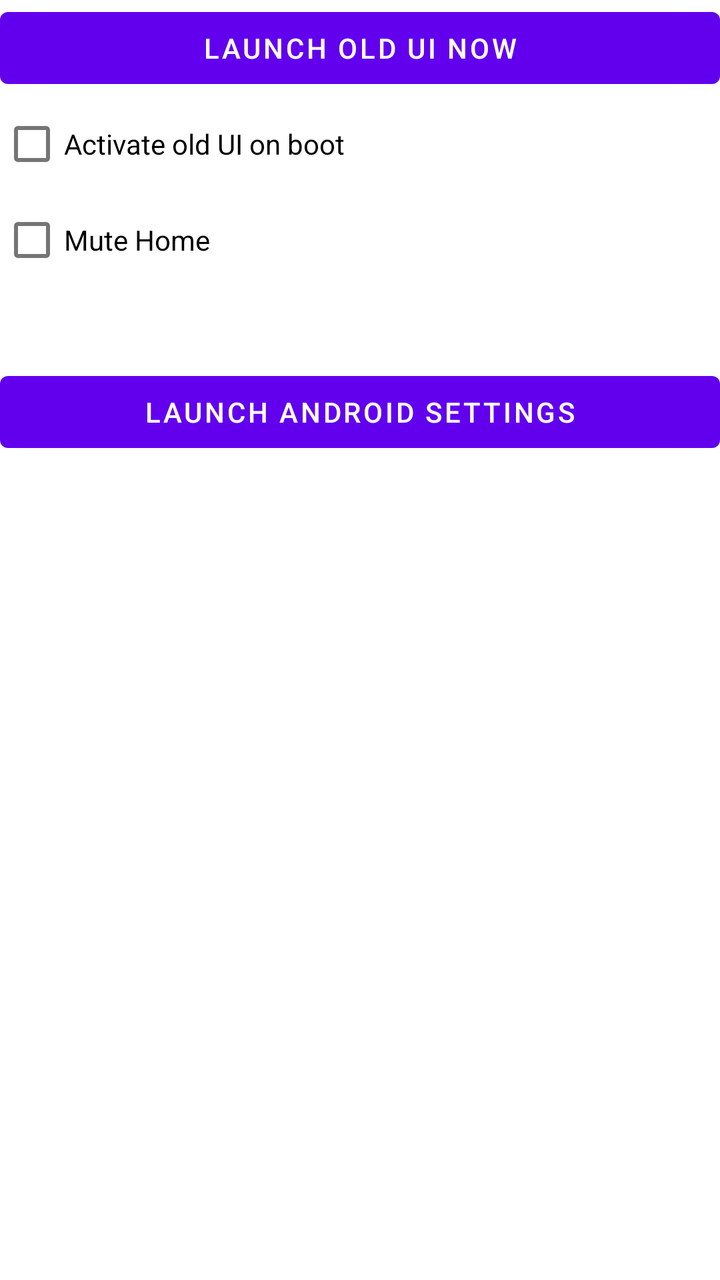
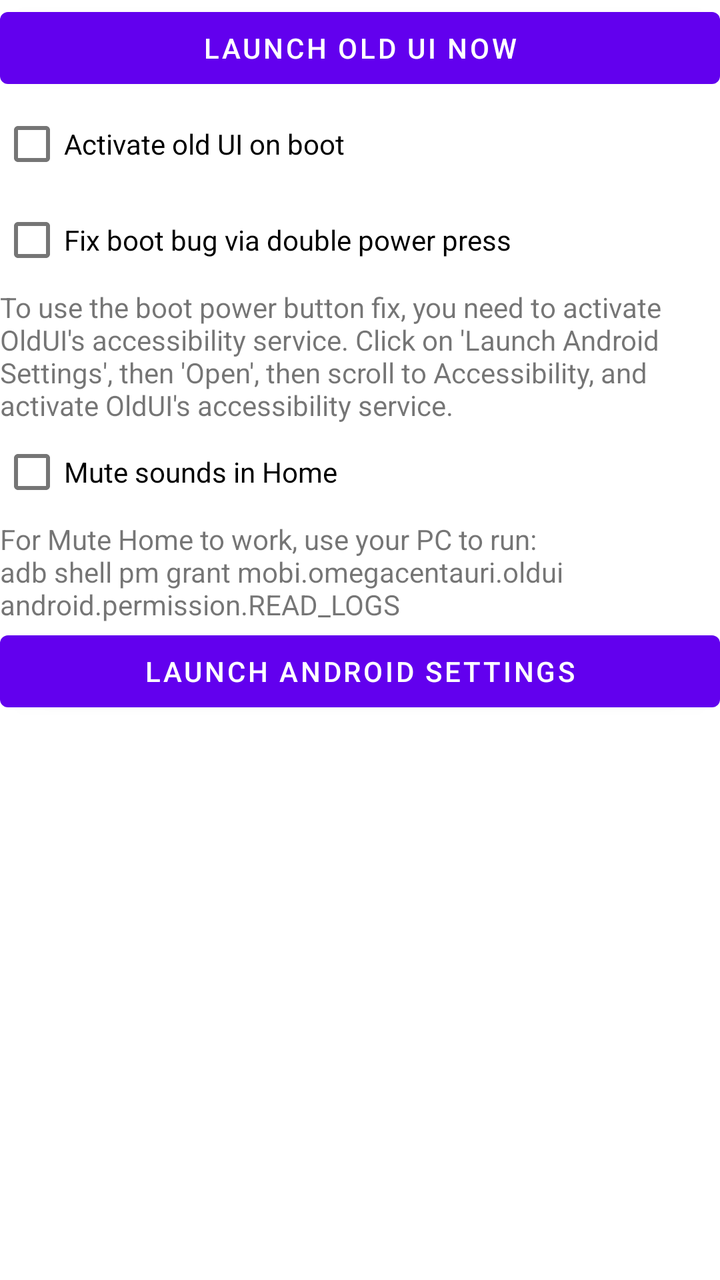

An Android layout rendered at two revisions. The XML below is the earlier revision; the diff shows what the commit changed to produce the second picture.
<!-- AndroidManifest.xml: fallback theme Theme.MaterialComponents.DayNight.NoActionBar -->
<!-- res/layout/main.xml -->
<?xml version="1.0" encoding="utf-8"?>

<LinearLayout xmlns:android="http://schemas.android.com/apk/res/android"
    android:orientation="vertical"
    android:layout_width="match_parent"
    android:layout_height="match_parent">

    <Button
        android:layout_height="wrap_content"
        android:layout_width="match_parent"
        android:id="@+id/now"
        android:text="Launch old UI now"
        android:onClick="go"/>

    <CheckBox
        android:id="@+id/checkBox"
        android:layout_width="match_parent"
        android:layout_height="wrap_content"
        android:text="Activate old UI on boot" />

    <CheckBox
        android:id="@+id/checkBoxLL"
        android:layout_width="match_parent"
        android:layout_height="wrap_content"
        android:visibility="gone"
        android:text="Auto-run Lightning Launcher" />
    <CheckBox
        android:id="@+id/muteHome"
        android:layout_width="match_parent"
        android:layout_height="wrap_content"
        android:text="Mute Home" />
    <TextView
        android:id="@+id/muteWork"
        android:layout_width="match_parent"
        android:layout_height="wrap_content"
        android:text=""/>
    <TextView
        android:id="@+id/accssibilityMode"
        android:layout_width="match_parent"
        android:layout_height="wrap_content"
        android:text=""/>
    <Button
        android:layout_height="wrap_content"
        android:layout_width="match_parent"
        android:id="@+id/settings"
        android:text="Launch Android Settings"
        android:onClick="settings"/>

</LinearLayout>
<!-- resources referenced by this layout -->
<resources>

</resources>

<!-- the commit's change to res/layout/main.xml (unified diff, before → after) -->
@@ -11,34 +11,39 @@
         android:id="@+id/now"
         android:text="Launch old UI now"
         android:onClick="go"/>
-
     <CheckBox
         android:id="@+id/checkBox"
         android:layout_width="match_parent"
         android:layout_height="wrap_content"
         android:text="Activate old UI on boot" />
-
+    <CheckBox
+        android:id="@+id/bootFix"
+        android:layout_width="match_parent"
+        android:layout_height="wrap_content"
+        android:text="Fix boot bug via double power press" />
+    <TextView
+        android:id="@+id/bootFixAccessibility"
+        android:layout_width="match_parent"
+        android:layout_height="wrap_content"
+        android:text="To use the boot power button fix, you need to activate OldUI's accessibility service. Click on 'Launch Android Settings', then 'Open', then scroll to Accessibility, and activate OldUI's accessibility service."
+        />
     <CheckBox
         android:id="@+id/checkBoxLL"
         android:layout_width="match_parent"
         android:layout_height="wrap_content"
         android:visibility="gone"
-        android:text="Auto-run Lightning Launcher" />
+        android:text="Auto-run Lightning Launcher on boot" />
     <CheckBox
         android:id="@+id/muteHome"
         android:layout_width="match_parent"
         android:layout_height="wrap_content"
-        android:text="Mute Home" />
+        android:text="Mute sounds in Home" />
     <TextView
         android:id="@+id/muteWork"
         android:layout_width="match_parent"
         android:layout_height="wrap_content"
-        android:text=""/>
-    <TextView
-        android:id="@+id/accssibilityMode"
-        android:layout_width="match_parent"
-        android:layout_height="wrap_content"
-        android:text=""/>
+        android:text="For Mute Home to work, use your PC to run: adb shell pm grant mobi.omegacentauri.oldui android.permission.READ_LOGS"
+    />
     <Button
         android:layout_height="wrap_content"
         android:layout_width="match_parent"
